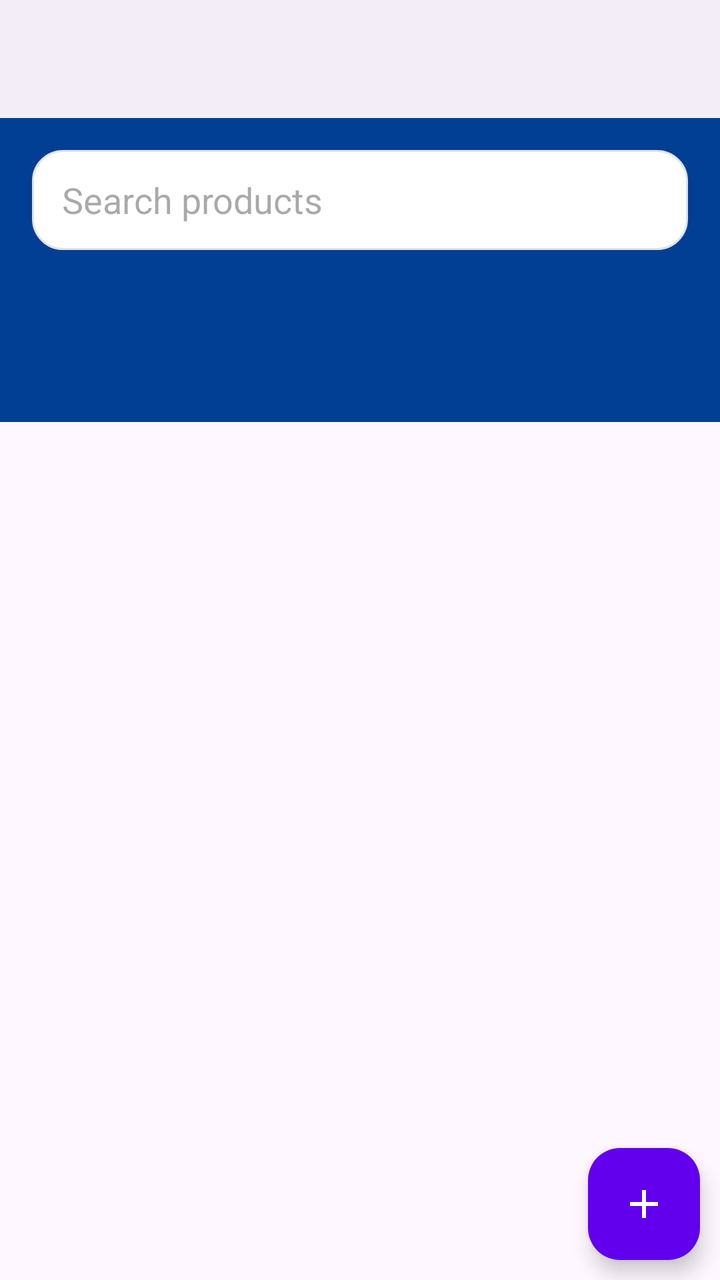
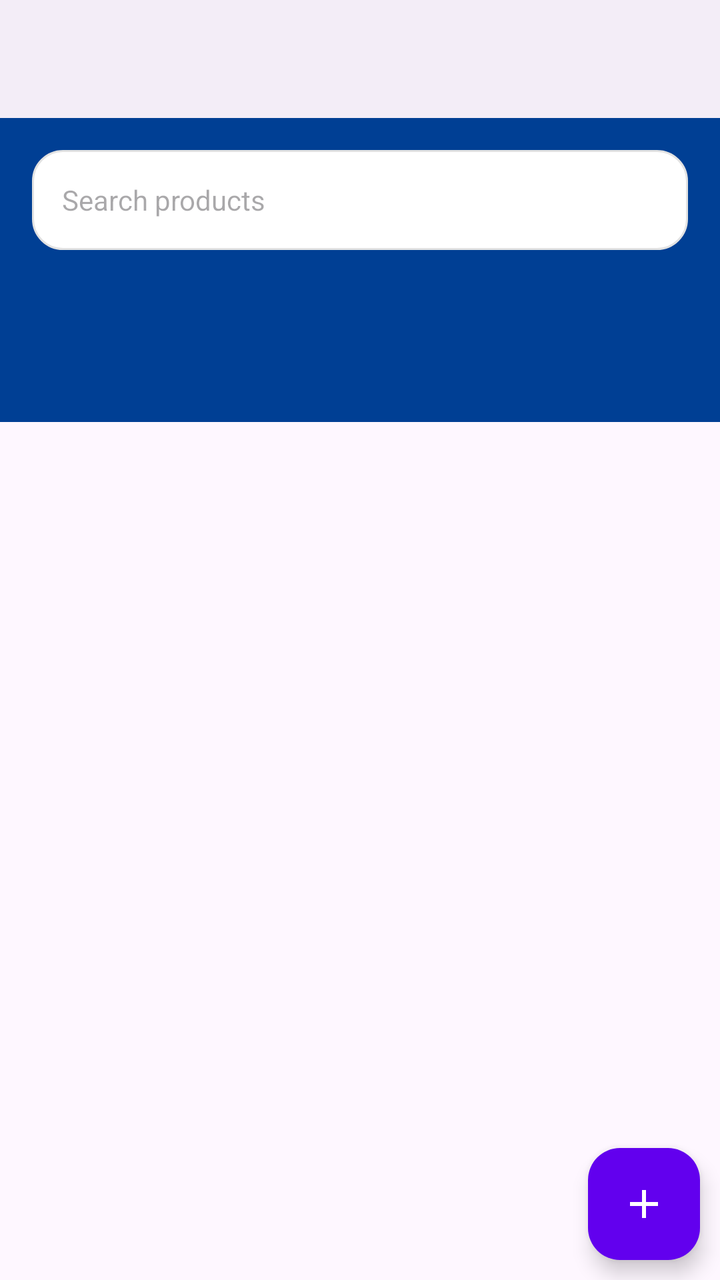

Screens rendered from an Android XML layout before and after an edit, with the pre-edit source and the edit as a unified diff.
<!-- AndroidManifest.xml: application theme Theme.GroceryApp -->
<!-- res/layout/activity_main.xml -->
<?xml version="1.0" encoding="utf-8"?>
<layout xmlns:android="http://schemas.android.com/apk/res/android"
    xmlns:app="http://schemas.android.com/apk/res-auto">

    <androidx.coordinatorlayout.widget.CoordinatorLayout
        android:layout_width="match_parent"

        android:layout_height="match_parent">

        <com.google.android.material.appbar.AppBarLayout
            android:id="@+id/main_toolbar"
            android:layout_width="match_parent"
            android:layout_height="wrap_content"
            android:background="#003F94">

            <com.google.android.material.appbar.CollapsingToolbarLayout
                android:layout_width="match_parent"
                android:layout_height="wrap_content"
                app:layout_scrollFlags="scroll|enterAlways|snap"
                app:titleEnabled="false">

                <LinearLayout
                    android:layout_width="match_parent"
                    android:layout_height="wrap_content"
                    android:background="#003F94"
                    android:orientation="vertical"
                    android:padding="16dp">

                    <TextView
                        android:id="@+id/app_title"
                        android:layout_width="wrap_content"
                        android:layout_height="wrap_content"
                        android:text="Grocery App"
                        android:textColor="@android:color/white"
                        android:textSize="20sp"
                        android:textStyle="bold"
                        app:layout_collapseMode="parallax" />

                </LinearLayout>

            </com.google.android.material.appbar.CollapsingToolbarLayout>


            <EditText
                android:id="@+id/search_event"
                android:layout_width="match_parent"
                android:layout_height="50dp"
                android:layout_margin="16dp"
                android:background="@drawable/background_search"
                android:gravity="center_vertical"
                android:hint="Search products"
                android:paddingHorizontal="15dp"
                app:layout_scrollFlags="enterAlways" />


            <com.google.android.material.tabs.TabLayout
                android:id="@+id/tab_bar"
                android:layout_width="match_parent"
                android:layout_height="70dp"
                android:background="#003F94"
                android:elevation="0dp"
                app:tabIndicatorColor="@null"
                app:tabIndicatorFullWidth="false"
                app:tabIndicatorHeight="3dp"
                app:tabMode="fixed"
                app:tabTextAppearance="@style/MyTabTextAppearance"
                app:tabTextColor="@color/text_secondary_light"
                app:tabUnboundedRipple="true" />

        </com.google.android.material.appbar.AppBarLayout>


        <FrameLayout
            android:id="@+id/fragment_container"
            android:layout_width="match_parent"
            android:layout_height="match_parent"
            app:layout_behavior="com.google.android.material.appbar.AppBarLayout$ScrollingViewBehavior" />


        <com.google.android.material.floatingactionbutton.FloatingActionButton
            android:id="@+id/fab_add_product"
            android:layout_width="wrap_content"
            android:layout_height="wrap_content"
            android:layout_gravity="bottom|end"
            android:layout_margin="10dp"
            app:backgroundTint="@color/colorAccent"
            app:srcCompat="@drawable/outline_add_24"
            app:tint="@android:color/white" />

        <LinearLayout
            android:id="@+id/bottomCartLayout"
            android:layout_width="match_parent"
            android:layout_height="55dp"
            android:layout_gravity="bottom"
            android:layout_marginBottom="50dp"
            android:orientation="horizontal"
            android:gravity="center_vertical"
            android:paddingStart="16dp"
            android:paddingEnd="16dp"
            android:backgroundTint="@color/colorAccent"
            android:clipToOutline="true"
            android:visibility="gone"
            android:elevation="8dp"
            android:layout_marginHorizontal="70dp"
            app:layout_constraintBottom_toBottomOf="parent"
            app:layout_constraintEnd_toEndOf="parent"
            app:layout_constraintStart_toStartOf="parent"
            android:background="@drawable/bg_mini_cart">

            <TextView
                android:id="@+id/cartQuantityText"
                android:layout_width="0dp"
                android:layout_height="wrap_content"
                android:layout_weight="1"
                android:text="0 Items"
                android:textColor="@android:color/white"
                android:textSize="16sp"
                android:textStyle="bold" />

            <TextView
                android:id="@+id/viewCartButton"
                android:layout_width="wrap_content"
                android:layout_height="wrap_content"
                android:clickable="true"
                android:focusable="true"
                android:paddingHorizontal="12dp"
                android:paddingVertical="6dp"
                android:text="View Cart"
                android:textColor="@android:color/black"
                android:textSize="16sp"
                android:backgroundTint="@android:color/white"
                android:background="@drawable/bg_view_cart_button" />
        </LinearLayout>



    </androidx.coordinatorlayout.widget.CoordinatorLayout>

</layout>
<!-- resources referenced by this layout -->
<resources>
  <color name="colorAccent">#FF6200EE</color>
  <color name="text_secondary_light">#6F7D83</color>
  <!-- drawable background_search (drawable) -->
  <?xml version="1.0" encoding="utf-8"?>
  <shape xmlns:android="http://schemas.android.com/apk/res/android"
      android:shape="rectangle">
      <solid android:color="@color/white"/>
      <stroke android:color="@color/divider" android:width="1dp"/>
      <corners android:radius="15dp" />
  </shape>
  <!-- drawable bg_mini_cart (drawable) -->
  <?xml version="1.0" encoding="utf-8"?>
  <shape xmlns:android="http://schemas.android.com/apk/res/android"
      android:shape="rectangle">
      <solid android:color="@color/colorAccent"/>
      <corners android:radius="24dp"/>
  </shape>
  <!-- drawable bg_view_cart_button (drawable) -->
  <?xml version="1.0" encoding="utf-8"?>
  <shape xmlns:android="http://schemas.android.com/apk/res/android"
      android:shape="rectangle">
      <solid android:color="@android:color/white"/>
      <corners android:radius="16dp"/>
  </shape>
  <!-- drawable outline_add_24 (drawable) -->
  <vector xmlns:android="http://schemas.android.com/apk/res/android" android:height="24dp" android:tint="#000000" android:viewportHeight="960" android:viewportWidth="960" android:width="24dp">
        
      <path android:fillColor="@android:color/white" android:pathData="M440,520L200,520L200,440L440,440L440,200L520,200L520,440L760,440L760,520L520,520L520,760L440,760L440,520Z"/>
      
  </vector>
  <style name="MyTabTextAppearance" parent="TextAppearance.Design.Tab">
          <item name="textAllCaps">false</item>
          <item name="android:textAllCaps">false</item>
          <item name="android:textStyle">bold</item>
          <item name="android:textSize">12sp</item>
      </style>
  <style name="Theme.GroceryApp" parent="Base.Theme.GroceryApp" />
  <color name="white">#FFFFFFFF</color>
  <color name="divider">#E2E2E2</color>
  <style name="Base.Theme.GroceryApp" parent="Theme.Material3.Light.NoActionBar">
          
          
      </style>
</resources>

<!-- the commit's change to res/layout/activity_main.xml (unified diff, before → after) -->
@@ -41,8 +41,8 @@
             </com.google.android.material.appbar.CollapsingToolbarLayout>
 
 
-            <EditText
-                android:id="@+id/search_event"
+            <TextView
+                android:id="@+id/search_product"
                 android:layout_width="match_parent"
                 android:layout_height="50dp"
                 android:layout_margin="16dp"
